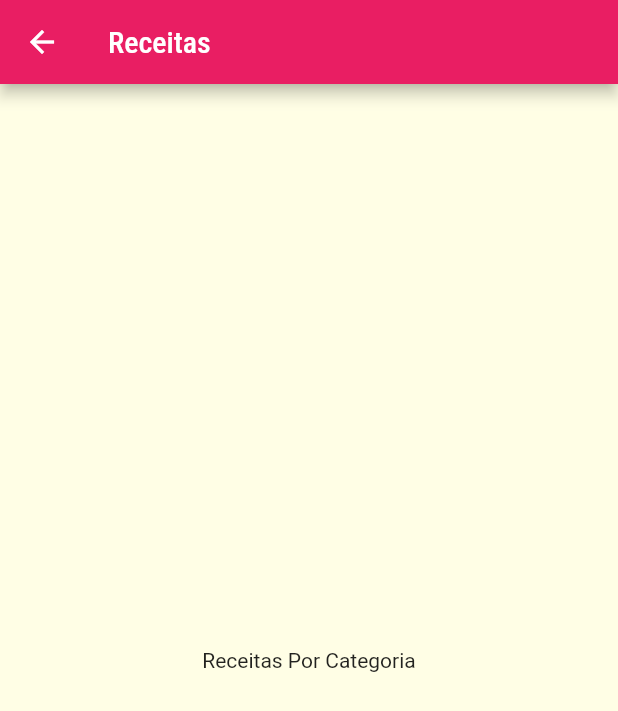
After one commit to Souza83/meals, a Flutter app: the screen it shows after launch, after a tap on "Italiano", on a phone screen of 412 x 824 dp. The commit adds this screen. Shown: the top 711 px of the screen. Run offline on Flutter 3.47's test engine with Material 2 defaults, Android fonts, the phone set to English and light mode, and no system bars.

Commit message:
Navegando para uma Nova Tela.

```diff
--- a/lib/components/category_item.dart
+++ b/lib/components/category_item.dart
@@ -1,14 +1,31 @@
 import 'package:flutter/material.dart';
 import '../models/category.dart';
+import '../screens/categories_meals_screen.dart';
 
 class CategoryItem extends StatelessWidget {
   final Category category;
 
-  CategoryItem(this.category);
+  const CategoryItem(this.category);
+
+  void _selectedCategory(BuildContext context) {
+    Navigator.of(context).push(
+      MaterialPageRoute(
+        builder: (_) {
+          return CategoriesMealsScreen();
+        },
+      ),
+    );
+  }
 
   @override
   Widget build(BuildContext context) {
-    return Container(
+    // InkWell/onTap detecta click
+    return InkWell(
+      onTap: () => _selectedCategory(context),
+      splashColor:
+          Theme.of(context).primaryColor, // Cor baseado no tema após clicar
+      borderRadius: BorderRadius.circular(15), //Borda arredondada
+      child: Container(
         padding: const EdgeInsets.all(15),
         child: Text(
           category.title,
@@ -25,6 +42,7 @@ class CategoryItem extends StatelessWidget {
             end: Alignment.bottomRight, //Onde finaliza o gradiente
           ),
         ),
+      ),
     );
   }
 }
--- /dev/null
+++ b/lib/screens/categories_meals_screen.dart
@@ -0,0 +1,15 @@
+import 'package:flutter/material.dart';
+
+class CategoriesMealsScreen extends StatelessWidget {
+  @override
+  Widget build(BuildContext context) {
+    return Scaffold(
+      appBar: AppBar(
+        title: Text('Receitas'),
+      ),
+      body: Center(
+        child: Text('Receitas Por Categoria'),
+      ),
+    );
+  }
+}
```
Lines whose indentation alone changed are shown as unchanged.
